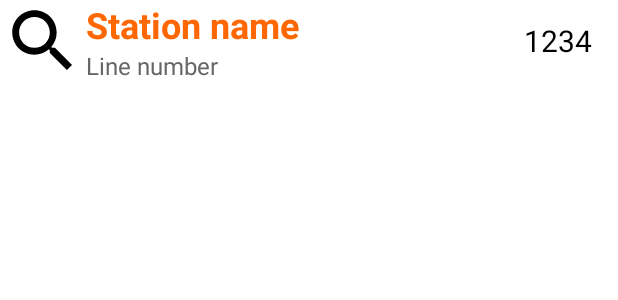
After one commit to CherryIntoSpace/SubwayApp, an Android app: the layout station_list.xml on its own in the app's theme, with its tools: preview values and no code run, on a phone screen of 412 x 824 dp. The commit adds this screen. Shown: the top 300 px of the screen. Run offline under Robolectric (Android 15) with nearby library versions, the phone set to English and light mode, and no system bars; network calls fail.

Commit message:
2023-10-09

```diff
--- a/app/src/main/java/com/daejin/subwayapp/MainActivity.java
+++ b/app/src/main/java/com/daejin/subwayapp/MainActivity.java
@@ -105,8 +105,5 @@ public class MainActivity extends AppCompatActivity {
 
         return  dialog;
     }
-    @Override
-    public void onBackPressed() {
-        super.onBackPressed();
-    }
+
 }
--- a/app/src/main/java/com/daejin/subwayapp/fragment/FragmentSNS.java
+++ b/app/src/main/java/com/daejin/subwayapp/fragment/FragmentSNS.java
@@ -27,7 +27,6 @@ public class FragmentSNS extends Fragment{
     @Override
     public void onCreate(@Nullable Bundle savedInstanceState) {
         super.onCreate(savedInstanceState);
-        setHasOptionsMenu(true);
         activity = (AppCompatActivity) getActivity();
         fragmentManager = getActivity().getSupportFragmentManager();
     }
--- /dev/null
+++ b/app/src/main/res/drawable/baseline_search_24.xml
@@ -0,0 +1,5 @@
+<vector android:height="24dp" android:tint="#000000"
+    android:viewportHeight="24" android:viewportWidth="24"
+    android:width="24dp" xmlns:android="http://schemas.android.com/apk/res/android">
+    <path android:fillColor="@android:color/white" android:pathData="M15.5,14h-0.79l-0.28,-0.27C15.41,12.59 16,11.11 16,9.5 16,5.91 13.09,3 9.5,3S3,5.91 3,9.5 5.91,16 9.5,16c1.61,0 3.09,-0.59 4.23,-1.57l0.27,0.28v0.79l5,4.99L20.49,19l-4.99,-5zM9.5,14C7.01,14 5,11.99 5,9.5S7.01,5 9.5,5 14,7.01 14,9.5 11.99,14 9.5,14z"/>
+</vector>
--- /dev/null
+++ b/app/src/main/res/layout/station_list.xml
@@ -0,0 +1,49 @@
+<?xml version="1.0" encoding="utf-8"?>
+<LinearLayout xmlns:android="http://schemas.android.com/apk/res/android"
+    android:layout_width="match_parent"
+    android:layout_height="wrap_content">
+
+    <ImageView
+        android:src="@drawable/baseline_search_24"
+        android:layout_width="wrap_content"
+        android:layout_height="match_parent"
+        android:id="@+id/iv_searchIcon"
+        android:layout_weight="1" />
+
+    <LinearLayout
+        android:orientation="vertical"
+        android:layout_width="wrap_content"
+        android:layout_height="match_parent"
+        android:layout_weight="4">
+
+        <TextView
+            android:textStyle="bold"
+            android:layout_width="match_parent"
+            android:layout_height="wrap_content"
+            android:text="Station name"
+            android:id="@+id/tv_sname"
+            android:textSize="24sp"
+            android:textColor="@color/orange"
+            android:gravity="center_vertical"
+            android:layout_weight="2" />
+
+        <TextView
+            android:layout_width="match_parent"
+            android:layout_height="wrap_content"
+            android:text="Line number"
+            android:id="@+id/tv_linenum"
+            android:textSize="16sp"
+            android:textColor="#666666"
+            android:layout_weight="1" />
+    </LinearLayout>
+
+    <TextView
+        android:id="@+id/tv_scode"
+        android:layout_width="wrap_content"
+        android:layout_height="match_parent"
+        android:layout_weight="1"
+        android:gravity="center|center_vertical"
+        android:text="1234"
+        android:textColor="@color/black"
+        android:textSize="20sp" />
+</LinearLayout>
--- a/app/src/main/res/values/colors.xml
+++ b/app/src/main/res/values/colors.xml
@@ -3,4 +3,5 @@
     <color name="black">#FF000000</color>
     <color name="white">#FFFFFFFF</color>
     <color name="colorPrimary">#3DDC84</color>
+    <color name="orange">#FF6702</color>
 </resources>
--- a/app/src/main/res/values/strings.xml
+++ b/app/src/main/res/values/strings.xml
@@ -7,4 +7,5 @@
     <string name="we1">평일</string>
     <string name="up">상행</string>
     <string name="down">하행</string>
+    <string name="setChartet">%1$s, %2$s, %3$s</string>
 </resources>
--- a/build.gradle
+++ b/build.gradle
@@ -1,6 +1,6 @@
 // Top-level build file where you can add configuration options common to all sub-projects/modules.
 plugins {
-    id 'com.android.application' version '8.0.2' apply false
-    id 'com.android.library' version '8.0.2' apply false
+    id 'com.android.application' version '8.1.2' apply false
+    id 'com.android.library' version '8.1.2' apply false
     id 'com.google.gms.google-services' version '4.3.15' apply false
 }
```
Also changed, not shown: app/src/main/java/com/daejin/subwayapp/OpenAPI.java (+10 -5 lines), app/src/main/java/com/daejin/subwayapp/StationAdapter.java (added, +92 -0 lines), app/src/main/java/com/daejin/subwayapp/StationList.java (added, +56 -0 lines), app/src/main/java/com/daejin/subwayapp/fragment/FragmentChart.java (+58 -12 lines), app/src/main/res/layout/fragment_chart.xml (+19 -17 lines).
